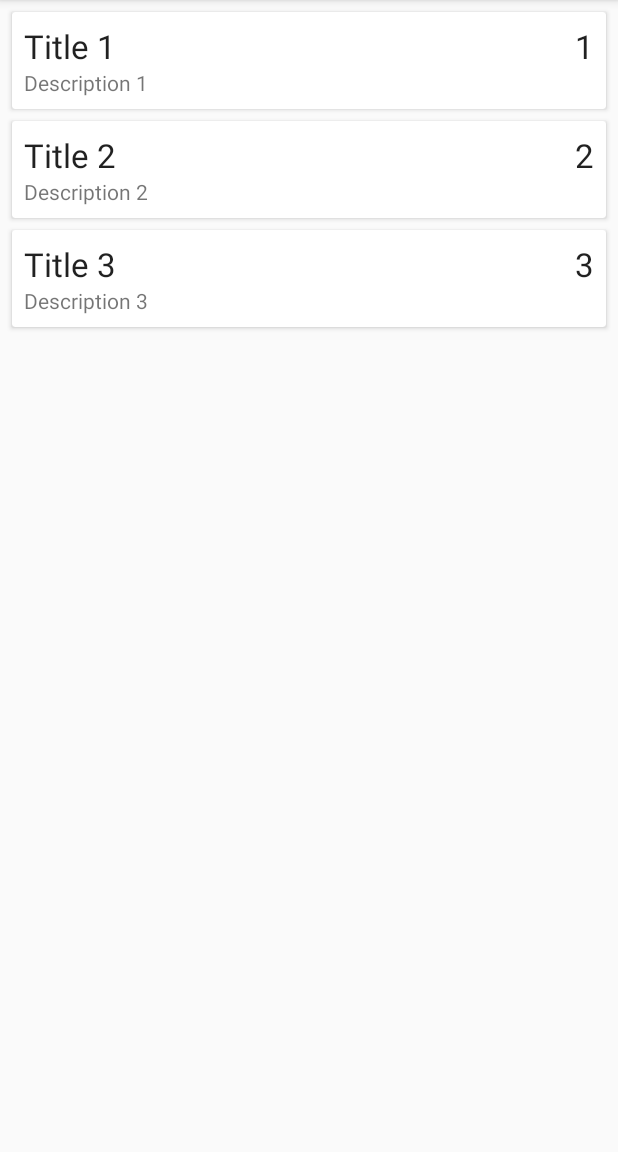
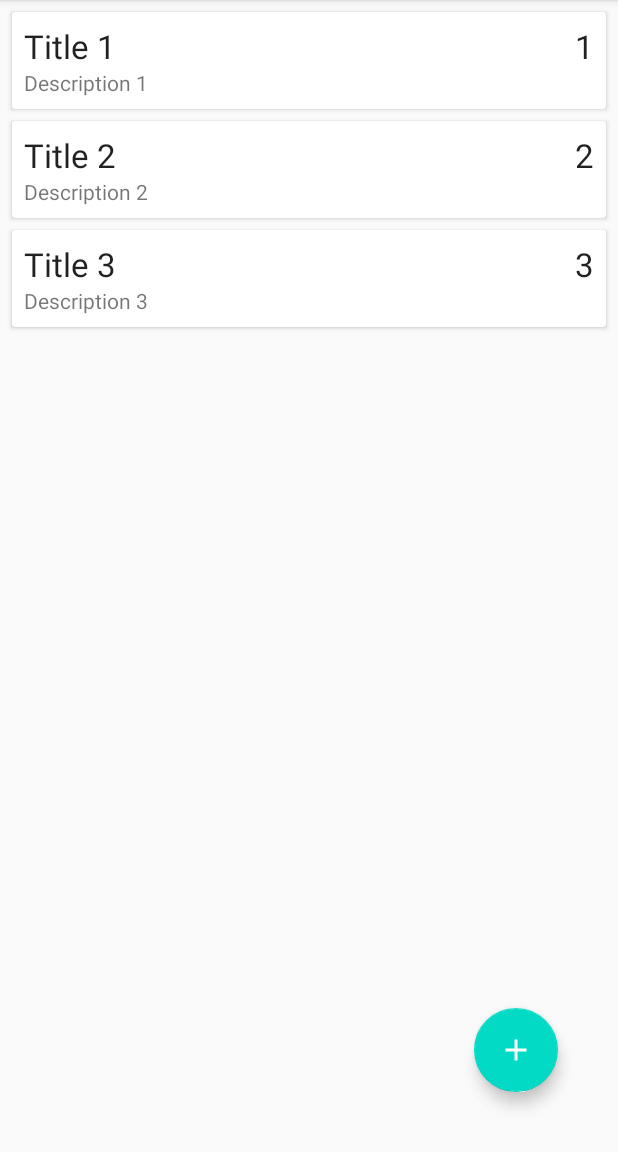
Before and after one commit to crazyuploader/Android_Test_Apps, an Android app: the screen it shows after launch (MainActivity), on a phone screen of 412 x 824 dp, the part 84-1236 px from its top. Run offline under Robolectric (Android 15) with nearby library versions, the phone set to English and light mode, and no system bars; our stand-ins replace Room's generated code.

Commit message:
Update:
NotesMVVMApp/.idea/jarRepositories.xml
NotesMVVMApp/app/build.gradle
NotesMVVMApp/app/src/main/AndroidManifest.xml
NotesMVVMApp/app/src/main/java/com/github/crazyuploader/notesmvvmapp/AddNote.java
NotesMVVMApp/app/src/main/java/com/github/crazyuploader/notesmvvmapp/MainActivity.java
NotesMVVMApp/app/src/main/res/drawable/ic_add.xml
NotesMVVMApp/app/src/main/res/drawable/ic_close.xml
NotesMVVMApp/app/src/main/res/drawable/ic_save.xml
NotesMVVMApp/app/src/main/res/layout/activity_add_note.xml
NotesMVVMApp/app/src/main/res/layout/activity_main.xml
NotesMVVMApp/app/src/main/res/menu/add_note_menu.xml
NotesMVVMApp/build.gradle
NotesMVVMApp/gradle/wrapper/gradle-wrapper.properties

```diff
--- a/NotesMVVMApp/app/build.gradle
+++ b/NotesMVVMApp/app/build.gradle
@@ -36,6 +36,7 @@ dependencies {
     implementation "androidx.cardview:cardview:1.0.0"
     implementation 'androidx.appcompat:appcompat:1.1.0'
     implementation 'androidx.constraintlayout:constraintlayout:1.1.3'
+    implementation 'com.google.android.material:material:1.1.0'
     implementation "androidx.recyclerview:recyclerview:1.1.0"
     implementation 'androidx.lifecycle:lifecycle-extensions:2.1.0'
     testImplementation 'junit:junit:4.13'
--- a/NotesMVVMApp/app/src/main/AndroidManifest.xml
+++ b/NotesMVVMApp/app/src/main/AndroidManifest.xml
@@ -9,6 +9,7 @@
         android:roundIcon="@mipmap/ic_launcher_round"
         android:supportsRtl="true"
         android:theme="@style/AppTheme">
+        <activity android:name=".AddNote"></activity>
         <activity android:name=".MainActivity">
             <intent-filter>
                 <action android:name="android.intent.action.MAIN" />
--- a/NotesMVVMApp/app/src/main/java/com/github/crazyuploader/notesmvvmapp/MainActivity.java
+++ b/NotesMVVMApp/app/src/main/java/com/github/crazyuploader/notesmvvmapp/MainActivity.java
@@ -8,8 +8,12 @@ import androidx.recyclerview.widget.LinearLayoutManager;
 import androidx.recyclerview.widget.RecyclerView;
 
 import android.os.Bundle;
+import android.view.View;
 import android.widget.Adapter;
+import android.widget.Button;
 import android.widget.Toast;
+
+import com.google.android.material.floatingactionbutton.FloatingActionButton;
 
 import java.util.List;
 
@@ -22,6 +26,7 @@ public class MainActivity extends AppCompatActivity {
         setContentView(R.layout.activity_main);
 
         RecyclerView recyclerView = findViewById(R.id.recyclerview);
+        FloatingActionButton fab = findViewById(R.id.fab);
         recyclerView.setLayoutManager(new LinearLayoutManager(this));
         recyclerView.setHasFixedSize(true);
 
--- /dev/null
+++ b/NotesMVVMApp/app/src/main/res/drawable/ic_add.xml
@@ -0,0 +1,5 @@
+<vector android:height="24dp" android:tint="#FFFFFF"
+    android:viewportHeight="24.0" android:viewportWidth="24.0"
+    android:width="24dp" xmlns:android="http://schemas.android.com/apk/res/android">
+    <path android:fillColor="#FF000000" android:pathData="M19,13h-6v6h-2v-6H5v-2h6V5h2v6h6v2z"/>
+</vector>
--- /dev/null
+++ b/NotesMVVMApp/app/src/main/res/drawable/ic_close.xml
@@ -0,0 +1,5 @@
+<vector android:height="24dp" android:tint="#FFFFFF"
+    android:viewportHeight="24.0" android:viewportWidth="24.0"
+    android:width="24dp" xmlns:android="http://schemas.android.com/apk/res/android">
+    <path android:fillColor="#FF000000" android:pathData="M19,6.41L17.59,5 12,10.59 6.41,5 5,6.41 10.59,12 5,17.59 6.41,19 12,13.41 17.59,19 19,17.59 13.41,12z"/>
+</vector>
--- /dev/null
+++ b/NotesMVVMApp/app/src/main/res/drawable/ic_save.xml
@@ -0,0 +1,5 @@
+<vector android:height="24dp" android:tint="#FFFFFF"
+    android:viewportHeight="24.0" android:viewportWidth="24.0"
+    android:width="24dp" xmlns:android="http://schemas.android.com/apk/res/android">
+    <path android:fillColor="#FF000000" android:pathData="M17,3L5,3c-1.11,0 -2,0.9 -2,2v14c0,1.1 0.89,2 2,2h14c1.1,0 2,-0.9 2,-2L21,7l-4,-4zM12,19c-1.66,0 -3,-1.34 -3,-3s1.34,-3 3,-3 3,1.34 3,3 -1.34,3 -3,3zM15,9L5,9L5,5h10v4z"/>
+</vector>
--- a/NotesMVVMApp/app/src/main/res/layout/activity_main.xml
+++ b/NotesMVVMApp/app/src/main/res/layout/activity_main.xml
@@ -1,14 +1,24 @@
 <?xml version="1.0" encoding="utf-8"?>
-<androidx.constraintlayout.widget.ConstraintLayout xmlns:android="http://schemas.android.com/apk/res/android"
+<androidx.coordinatorlayout.widget.CoordinatorLayout xmlns:android="http://schemas.android.com/apk/res/android"
+    xmlns:app="http://schemas.android.com/apk/res-auto"
     xmlns:tools="http://schemas.android.com/tools"
     android:layout_width="match_parent"
     android:layout_height="match_parent"
     tools:context=".MainActivity">
 
     <androidx.recyclerview.widget.RecyclerView
+        android:id="@+id/recyclerview"
         android:layout_width="match_parent"
         android:layout_height="match_parent"
-        android:id="@+id/recyclerview"
-        tools:listitem="@layout/note_item"/>
+        tools:listitem="@layout/note_item" />
 
-</androidx.constraintlayout.widget.ConstraintLayout>
+    <com.google.android.material.floatingactionbutton.FloatingActionButton
+        android:id="@+id/fab"
+        android:layout_width="wrap_content"
+        android:layout_height="wrap_content"
+        android:layout_gravity="bottom|end"
+        android:layout_marginEnd="40dp"
+        android:layout_marginBottom="40dp"
+        android:src="@drawable/ic_add" />
+
+</androidx.coordinatorlayout.widget.CoordinatorLayout>
--- a/NotesMVVMApp/build.gradle
+++ b/NotesMVVMApp/build.gradle
@@ -8,7 +8,7 @@ buildscript {
 
     }
     dependencies {
-        classpath 'com.android.tools.build:gradle:3.6.3'
+        classpath 'com.android.tools.build:gradle:4.0.0'
 
 
         // NOTE: Do not place your application dependencies here; they belong
```
Also changed, not shown: NotesMVVMApp/app/src/main/java/com/github/crazyuploader/notesmvvmapp/AddNote.java (added, +70 -0 lines), NotesMVVMApp/app/src/main/res/layout/activity_add_note.xml (added, +40 -0 lines), NotesMVVMApp/app/src/main/res/menu/add_note_menu.xml (added, +11 -0 lines), NotesMVVMApp/gradle/wrapper/gradle-wrapper.properties.
